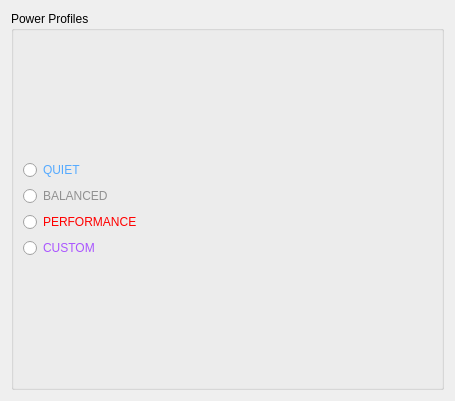
This is LenovoLegion/LenovoLegion-Application/PowerProfileControl.ui in bolekjar/LenovoLegion as Qt 5 draws it before an edit. The edited form follows.
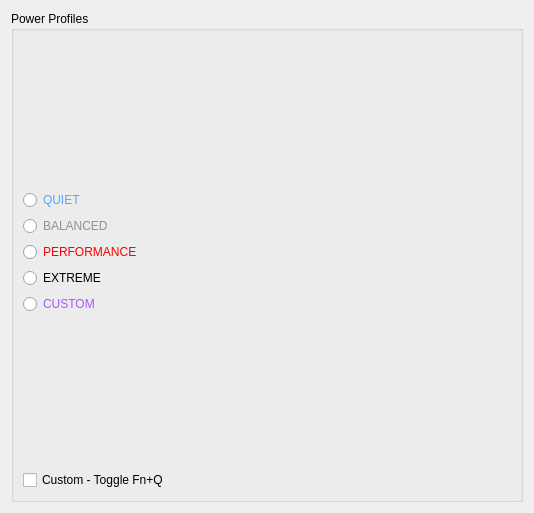
This is the edited form.

What changed in the file:
```diff
--- a/LenovoLegion/LenovoLegion-Application/PowerProfileControl.ui
+++ b/LenovoLegion/LenovoLegion-Application/PowerProfileControl.ui
@@ -6,8 +6,8 @@
    <rect>
     <x>0</x>
     <y>0</y>
-    <width>455</width>
-    <height>401</height>
+    <width>534</width>
+    <height>513</height>
    </rect>
   </property>
   <property name="windowTitle">
@@ -19,9 +19,22 @@
      <property name="title">
       <string>Power Profiles</string>
      </property>
-     <layout class="QVBoxLayout" name="verticalLayout">
+     <layout class="QVBoxLayout" name="verticalLayout_2">
       <item>
-       <layout class="QVBoxLayout" name="verticalLayout_2">
+       <layout class="QVBoxLayout" name="verticalLayout">
+        <item>
+         <spacer name="verticalSpacer_Up">
+          <property name="orientation">
+           <enum>Qt::Orientation::Vertical</enum>
+          </property>
+          <property name="sizeHint" stdset="0">
+           <size>
+            <width>20</width>
+            <height>40</height>
+           </size>
+          </property>
+         </spacer>
+        </item>
         <item>
          <widget class="QRadioButton" name="radioButton_PPQuiet">
           <property name="styleSheet">
@@ -52,6 +65,16 @@
           </property>
          </widget>
         </item>
+        <item>
+         <widget class="QRadioButton" name="radioButton_PPExtreme">
+          <property name="styleSheet">
+           <string notr="true">color: rgb(0, 0,0);</string>
+          </property>
+          <property name="text">
+           <string>EXTREME</string>
+          </property>
+         </widget>
+        </item>
         <item>
          <widget class="QRadioButton" name="radioButton_PPCustom">
           <property name="styleSheet">
@@ -62,6 +85,26 @@
           </property>
          </widget>
         </item>
+        <item>
+         <spacer name="verticalSpacer_Down">
+          <property name="orientation">
+           <enum>Qt::Orientation::Vertical</enum>
+          </property>
+          <property name="sizeHint" stdset="0">
+           <size>
+            <width>20</width>
+            <height>40</height>
+           </size>
+          </property>
+         </spacer>
+        </item>
+        <item>
+         <widget class="QCheckBox" name="checkBox_customFnQ">
+          <property name="text">
+           <string>Custom - Toggle Fn+Q</string>
+          </property>
+         </widget>
+        </item>
        </layout>
       </item>
      </layout>
```
